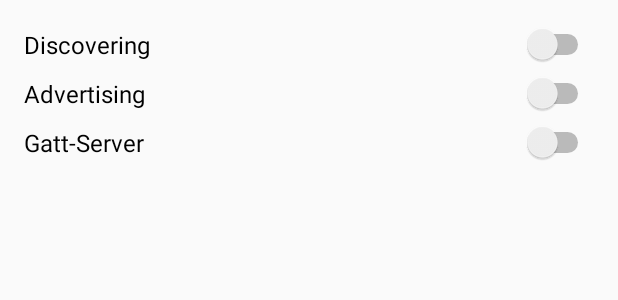
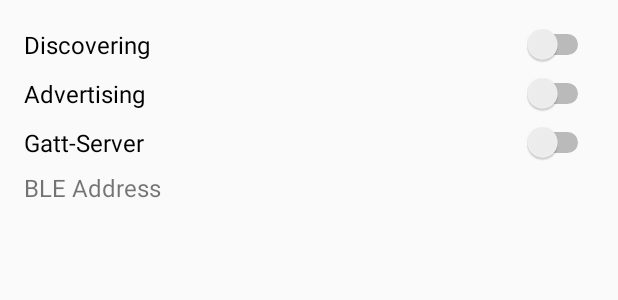
Before and after one commit to htw-happening/happening, an Android app: the layout content_main.xml on its own in the app's theme, with its tools: preview values and no code run, on a phone screen of 412 x 824 dp. Shown: the top 300 px of the screen. Run offline under Robolectric (Android 15) with nearby library versions, the phone set to English and light mode, and no system bars.

Commit message:
Add ble mac address to view to see it on the glace

```diff
--- a/app/src/main/res/layout/content_main.xml
+++ b/app/src/main/res/layout/content_main.xml
@@ -40,11 +40,22 @@
         android:layout_marginBottom="5sp"
         android:text="Gatt-Server" />
 
+    <TextView
+        android:text="BLE Address"
+        android:layout_width="match_parent"
+        android:layout_height="wrap_content"
+        android:layout_below="@+id/gatt_server_button"
+        android:textSize="16sp"
+        android:layout_marginBottom="5sp"
+        android:id="@+id/ble_mac_address" />
+
     <ListView
         android:id="@+id/discovered_devices_list"
         android:layout_width="match_parent"
         android:layout_height="match_parent"
         android:layout_alignParentEnd="true"
-        android:layout_below="@+id/gatt_server_button" />
+        android:layout_below="@+id/ble_mac_address" />
+
+
 
 </RelativeLayout>
```
Also changed, not shown: app/src/main/java/com/happening/poc/poc_happening/MainActivity.java (+33 -12 lines).
